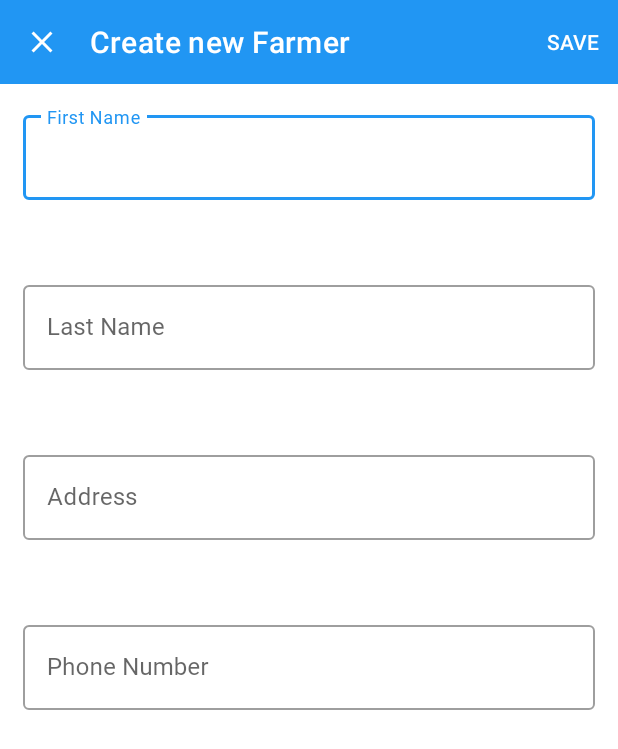
After one commit to jawnpaul/FarmStats, an Android app: the fragment NewFarmerCustomDialog placed in its activity, on a phone screen of 412 x 824 dp. The commit adds this screen. Shown: the top 749 px of the screen. Run offline under Robolectric (Android 15) with nearby library versions, the phone set to English and light mode, and no system bars; our stand-ins replace data binding, navigation-ui; libraries missing offline, so code that uses them is left out: com.crashlytics.android, io.fabric.sdk; 1 statement that could not run was skipped.

Commit message:
Finished the UI for creating new farmer

```diff
--- /dev/null
+++ b/app/src/main/java/ng/com/knowit/farmstats/dialogs/NewFarmerCustomDialog.kt
@@ -0,0 +1,92 @@
+package ng.com.knowit.farmstats.dialogs
+
+import android.os.Bundle
+import android.view.LayoutInflater
+import android.view.View
+import android.view.ViewGroup
+import androidx.databinding.DataBindingUtil
+import androidx.fragment.app.DialogFragment
+import androidx.fragment.app.FragmentManager
+import com.google.android.material.textfield.TextInputLayout
+import ng.com.knowit.farmstats.R
+import ng.com.knowit.farmstats.databinding.NewFarmerDialogLayoutBinding
+import ng.com.knowit.farmstats.utility.Utils
+
+class NewFarmerCustomDialog : DialogFragment() {
+
+    private lateinit var binding: NewFarmerDialogLayoutBinding
+
+    override fun onCreate(savedInstanceState: Bundle?) {
+        super.onCreate(savedInstanceState)
+        setStyle(STYLE_NORMAL, R.style.AppTheme_FullScreenDialog)
+    }
+
+    override fun onCreateView(
+        inflater: LayoutInflater,
+        container: ViewGroup?,
+        savedInstanceState: Bundle?
+    ): View? {
+        super.onCreateView(inflater, container, savedInstanceState)
+
+        binding =
+            DataBindingUtil.inflate(inflater, R.layout.new_farmer_dialog_layout, container, false)
+        return binding.root
+    }
+
+    override fun onStart() {
+        super.onStart()
+        val dialog = dialog
+        if (dialog != null) {
+            val width = ViewGroup.LayoutParams.MATCH_PARENT
+            val height = ViewGroup.LayoutParams.MATCH_PARENT
+            dialog.window!!.setLayout(width, height)
+            dialog.window!!.setWindowAnimations(R.style.AppTheme_Slide)
+        }
+    }
+
+    override fun onViewCreated(
+        view: View,
+        savedInstanceState: Bundle?
+    ) {
+        super.onViewCreated(view, savedInstanceState)
+        val rootView = view.findViewById<View>(R.id.new_farmer_linear_layout)
+        val textInputLayouts: List<TextInputLayout> = Utils.findViewsWithType(
+            rootView, TextInputLayout::class.java
+        )
+        binding.newFarmerToolbar.inflateMenu(R.menu.new_farmer_menu)
+        binding.newFarmerToolbar.setTitleTextColor(resources.getColor(R.color.colorText))
+        binding.newFarmerToolbar.title = "Create new Farmer"
+        binding.newFarmerToolbar.setNavigationOnClickListener { dismiss() }
+        binding.newFarmerToolbar.setOnMenuItemClickListener {
+            var noErrors = true
+            for (textInputLayout in textInputLayouts) {
+                val editTextString =
+                    textInputLayout.editText!!.text.toString()
+                if (editTextString.isEmpty()) {
+                    textInputLayout.error = resources.getString(R.string.error_string)
+                    noErrors = false
+                } else {
+                    textInputLayout.error = null
+                }
+            }
+            if (noErrors) {
+                //save farmer
+
+                dismiss()
+            }
+            true
+        }
+    }
+
+
+    companion object {
+        private val TAG = NewFarmerCustomDialog::class.java.simpleName
+
+        fun display(fragmentManager: FragmentManager): NewFarmerCustomDialog {
+            val newFarmerCustomDialog = NewFarmerCustomDialog()
+            newFarmerCustomDialog.show(fragmentManager, TAG)
+            return newFarmerCustomDialog
+        }
+    }
+
+}
--- a/app/src/main/java/ng/com/knowit/farmstats/fragments/HomeFragment.kt
+++ b/app/src/main/java/ng/com/knowit/farmstats/fragments/HomeFragment.kt
@@ -5,21 +5,40 @@ import android.os.Bundle
 import android.view.LayoutInflater
 import android.view.View
 import android.view.ViewGroup
+import androidx.databinding.DataBindingUtil
 import androidx.fragment.app.Fragment
 import ng.com.knowit.farmstats.R
+import ng.com.knowit.farmstats.databinding.FragmentHomeBinding
+import ng.com.knowit.farmstats.dialogs.NewFarmerCustomDialog
 
 /**
  * A simple [Fragment] subclass.
  */
 class HomeFragment : Fragment() {
 
+    private lateinit var binding: FragmentHomeBinding
+
     override fun onCreateView(
         inflater: LayoutInflater, container: ViewGroup?,
         savedInstanceState: Bundle?
     ): View? {
         // Inflate the layout for this fragment
-        return inflater.inflate(R.layout.fragment_home, container, false)
+        binding = DataBindingUtil.inflate(inflater, R.layout.fragment_home, container, false)
+        return binding.root
     }
 
+    override fun onViewCreated(view: View, savedInstanceState: Bundle?) {
 
+        binding.createFarmerCard.setOnClickListener {
+
+            NewFarmerCustomDialog.display(childFragmentManager)
+            //open dialog for farmer creation
+        }
+
+        binding.createFarmCard.setOnClickListener {
+            //open dialog for farm creation
+        }
+
+        super.onViewCreated(view, savedInstanceState)
+    }
 }
--- /dev/null
+++ b/app/src/main/res/drawable/ic_close_black_24dp.xml
@@ -0,0 +1,10 @@
+<vector xmlns:android="http://schemas.android.com/apk/res/android"
+    android:width="24dp"
+    android:height="24dp"
+    android:tint="#FFFFFF"
+    android:viewportWidth="24.0"
+    android:viewportHeight="24.0">
+    <path
+        android:fillColor="#FF000000"
+        android:pathData="M19,6.41L17.59,5 12,10.59 6.41,5 5,6.41 10.59,12 5,17.59 6.41,19 12,13.41 17.59,19 19,17.59 13.41,12z" />
+</vector>
--- a/app/src/main/res/layout/fragment_home.xml
+++ b/app/src/main/res/layout/fragment_home.xml
@@ -1,10 +1,13 @@
 <?xml version="1.0" encoding="utf-8"?>
-<FrameLayout xmlns:android="http://schemas.android.com/apk/res/android"
-    xmlns:tools="http://schemas.android.com/tools"
+
+<layout xmlns:android="http://schemas.android.com/apk/res/android"
+    xmlns:tools="http://schemas.android.com/tools">
+
+    <FrameLayout xmlns:app="http://schemas.android.com/apk/res-auto"
         android:layout_width="match_parent"
         android:layout_height="match_parent"
-    xmlns:app="http://schemas.android.com/apk/res-auto"
         tools:context=".fragments.HomeFragment">
+
 
         <ScrollView
             android:layout_width="match_parent"
@@ -67,7 +70,6 @@
 
 
                         <LinearLayout
-                        android:id="@+id/textView2"
                             android:layout_width="0dp"
                             android:layout_height="match_parent"
                             android:layout_margin="2dp"
@@ -166,3 +168,4 @@
         </ScrollView>
 
     </FrameLayout>
+</layout>
--- /dev/null
+++ b/app/src/main/res/layout/new_farmer_dialog_layout.xml
@@ -0,0 +1,123 @@
+<?xml version="1.0" encoding="utf-8"?>
+
+<layout xmlns:android="http://schemas.android.com/apk/res/android"
+    xmlns:app="http://schemas.android.com/apk/res-auto"
+    xmlns:tools="http://schemas.android.com/tools">
+
+    <LinearLayout
+        android:id="@+id/new_farmer_linear_layout"
+        android:layout_width="match_parent"
+        android:layout_height="match_parent"
+        android:orientation="vertical">
+
+        <com.google.android.material.appbar.AppBarLayout
+            android:layout_width="match_parent"
+            android:layout_height="wrap_content"
+            app:elevation="0dp">
+
+            <androidx.appcompat.widget.Toolbar
+                android:id="@+id/new_farmer_toolbar"
+                android:layout_width="match_parent"
+                android:layout_height="?attr/actionBarSize"
+                app:contentInsetStartWithNavigation="0dp"
+                app:navigationIcon="@drawable/ic_close_black_24dp" />
+
+        </com.google.android.material.appbar.AppBarLayout>
+
+        <ScrollView
+            android:layout_width="match_parent"
+            android:layout_height="match_parent">
+
+            <LinearLayout
+                android:layout_width="match_parent"
+                android:layout_height="match_parent"
+                android:orientation="vertical">
+
+                <ImageView
+                    android:layout_width="match_parent"
+                    android:layout_height="wrap_content"
+                    android:layout_gravity="center_horizontal"
+                    tools:src="@mipmap/ic_launcher_round" />
+
+                <com.google.android.material.textfield.TextInputLayout
+                    android:id="@+id/farmerFirstNameTextInputLayout"
+                    style="@style/Widget.MaterialComponents.TextInputLayout.OutlinedBox"
+                    android:layout_width="match_parent"
+                    android:layout_height="wrap_content"
+                    android:layout_margin="15dp"
+                    android:hint="@string/first_name"
+                    app:counterEnabled="false"
+                    app:errorEnabled="true"
+                    app:hintEnabled="true">
+
+                    <com.google.android.material.textfield.TextInputEditText
+                        android:id="@+id/farmerFirstNameInputEditText"
+                        android:layout_width="match_parent"
+                        android:layout_height="wrap_content"
+                        android:fontFamily="@font/roboto"
+                        android:inputType="textPersonName" />
+                </com.google.android.material.textfield.TextInputLayout>
+
+                <com.google.android.material.textfield.TextInputLayout
+                    android:id="@+id/farmerLastNameTextInputLayout"
+                    style="@style/Widget.MaterialComponents.TextInputLayout.OutlinedBox"
+                    android:layout_width="match_parent"
+                    android:layout_height="wrap_content"
+                    android:layout_margin="15dp"
+                    android:hint="@string/last_name"
+                    app:counterEnabled="false"
+                    app:errorEnabled="true"
+                    app:hintEnabled="true">
+
+                    <com.google.android.material.textfield.TextInputEditText
+                        android:id="@+id/farmerLastNameInputEditText"
+                        android:layout_width="match_parent"
+                        android:layout_height="wrap_content"
+                        android:fontFamily="@font/roboto"
+                        android:inputType="textPersonName" />
+                </com.google.android.material.textfield.TextInputLayout>
+
+                <com.google.android.material.textfield.TextInputLayout
+                    android:id="@+id/farmerAddressTextInputLayout"
+                    style="@style/Widget.MaterialComponents.TextInputLayout.OutlinedBox"
+                    android:layout_width="match_parent"
+                    android:layout_height="wrap_content"
+                    android:layout_margin="15dp"
+                    android:hint="@string/address"
+                    app:counterEnabled="false"
+                    app:errorEnabled="true"
+                    app:hintEnabled="true">
+
+                    <com.google.android.material.textfield.TextInputEditText
+                        android:id="@+id/farmerAddressInputEditText"
+                        android:layout_width="match_parent"
+                        android:layout_height="wrap_content"
+                        android:fontFamily="@font/roboto"
+                        android:inputType="textPersonName" />
+                </com.google.android.material.textfield.TextInputLayout>
+
+
+                <com.google.android.material.textfield.TextInputLayout
+                    android:id="@+id/farmerPhoneNumberTextInputLayout"
+                    style="@style/Widget.MaterialComponents.TextInputLayout.OutlinedBox"
+                    android:layout_width="match_parent"
+                    android:layout_height="wrap_content"
+                    android:layout_margin="15dp"
+                    android:hint="@string/phone_number"
+                    app:counterEnabled="false"
+                    app:errorEnabled="true"
+                    app:hintEnabled="true">
+
+                    <com.google.android.material.textfield.TextInputEditText
+                        android:id="@+id/farmerPhoneNumberInputEditText"
+                        android:layout_width="match_parent"
+                        android:layout_height="wrap_content"
+                        android:fontFamily="@font/roboto"
+                        android:inputType="phone" />
+                </com.google.android.material.textfield.TextInputLayout>
+            </LinearLayout>
+        </ScrollView>
+
+
+    </LinearLayout>
+</layout>
--- /dev/null
+++ b/app/src/main/res/menu/new_farmer_menu.xml
@@ -0,0 +1,9 @@
+<?xml version="1.0" encoding="utf-8"?>
+<menu xmlns:android="http://schemas.android.com/apk/res/android"
+    xmlns:app="http://schemas.android.com/apk/res-auto">
+
+    <item
+        android:id="@+id/action_save"
+        android:title="@string/save"
+        app:showAsAction="ifRoom" />
+</menu>
--- a/app/src/main/res/values/strings.xml
+++ b/app/src/main/res/values/strings.xml
@@ -17,4 +17,9 @@
     <string name="farm">FARM</string>
     <string name="statistics">STATISTICS</string>
     <string name="create_farmer_helper_text">You can create a new farmer to populate the database</string>
+    <string name="first_name">First Name</string>
+    <string name="last_name">Last Name</string>
+    <string name="address">Address</string>
+    <string name="phone_number">Phone Number</string>
+    <string name="save">SAVE</string>
 </resources>
--- a/app/src/main/res/values/styles.xml
+++ b/app/src/main/res/values/styles.xml
@@ -23,4 +23,19 @@
         <item name="android:textSize">14sp</item>
     </style>
 
+
+    <style name="AppTheme.FullScreenDialog" parent="Theme.MaterialComponents.Light.Dialog">
+        <item name="colorPrimaryDark">@color/colorPrimaryDark</item>
+        <item name="colorAccent">@color/colorAccent</item>
+        <item name="colorPrimary">@color/colorPrimary</item>
+        <item name="android:windowIsFloating">false</item>
+        <item name="android:windowBackground">@android:color/white</item>
+        <item name="actionMenuTextColor">@android:color/white</item>
+    </style>
+
+    <style name="AppTheme.Slide">
+        <item name="android:windowEnterAnimation">@anim/slide_up</item>
+        <item name="android:windowExitAnimation">@anim/slide_down</item>
+    </style>
+
 </resources>
```
Also changed, not shown: app/src/main/res/anim/slide_down.xml (added, +8 -0 lines), app/src/main/res/anim/slide_up.xml (added, +8 -0 lines). Lines whose indentation alone changed are shown as unchanged.
